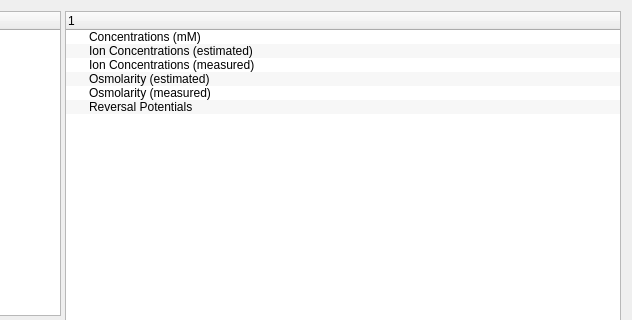
First picture: the form in solutionEditorTemplate.ui, repository campagnola/pycsf, before the edit; both pictures show x 507 to 1139 and y 0 to 320 of the 1139 by 667 pixel window.
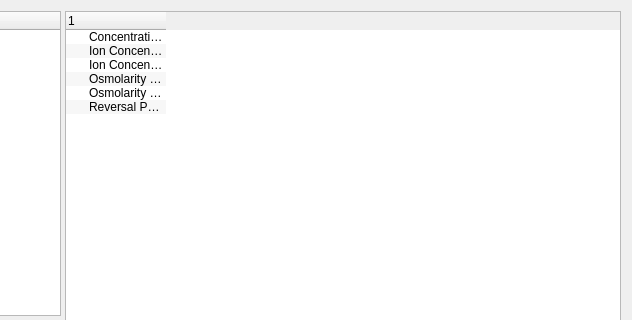
Second picture: the form after the edit. Custom widgets are drawn as their Qt base class.

The edit to the form file:
```diff
--- a/solutionEditorTemplate.ui
+++ b/solutionEditorTemplate.ui
@@ -83,6 +83,12 @@
          <property name="alternatingRowColors">
           <bool>true</bool>
          </property>
+         <property name="allColumnsShowFocus">
+          <bool>false</bool>
+         </property>
+         <attribute name="headerStretchLastSection">
+          <bool>false</bool>
+         </attribute>
          <column>
           <property name="text">
            <string/>
```
